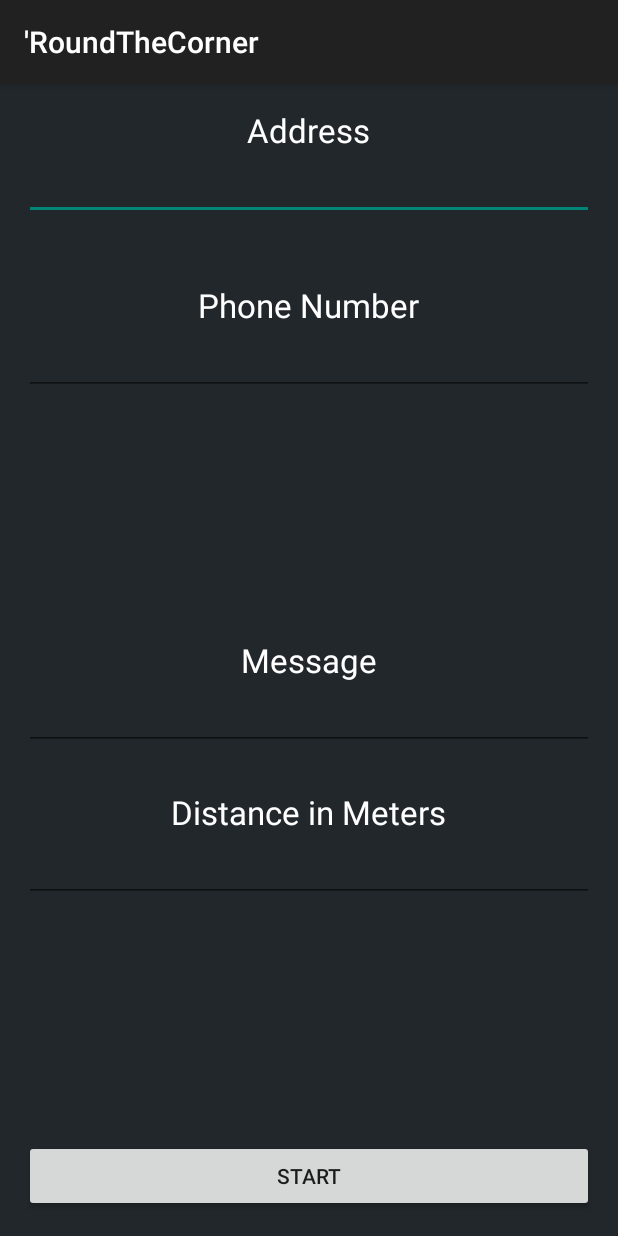
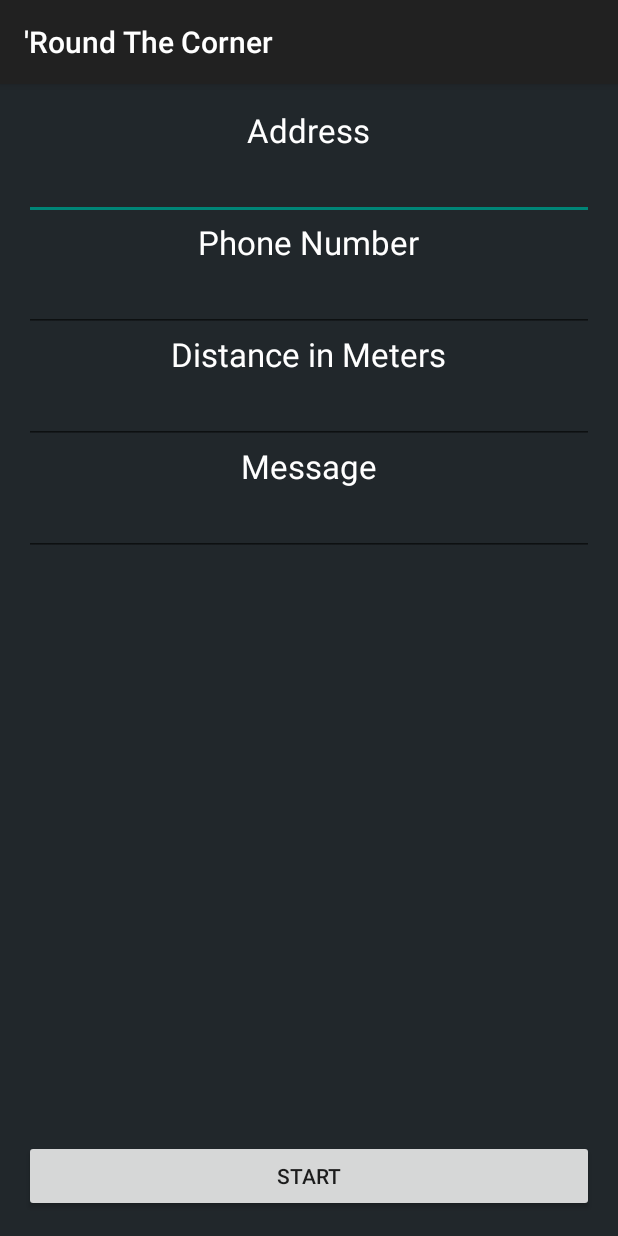
Before and after one commit to StevenPG/RoundTheCorner, an Android app: the screen it shows after launch (MainActivity), on a phone screen of 412 x 824 dp. Run offline under Robolectric (Android 15) with nearby library versions, the phone set to English and light mode, and no system bars.

Commit message:
Updated with bug fixes and text handling feature

```diff
--- a/app/src/main/AndroidManifest.xml
+++ b/app/src/main/AndroidManifest.xml
@@ -1,6 +1,8 @@
 <?xml version="1.0" encoding="utf-8"?>
 <manifest xmlns:android="http://schemas.android.com/apk/res/android"
-    package="com.stevenpg.roundthecorner" >
+    package="com.stevenpg.roundthecorner"
+    android:versionCode="2"
+    android:versionName="1.0.0">
 
     <uses-permission android:name="android.permission.ACCESS_FINE_LOCATION"/>
     <uses-permission android:name="android.permission.ACCESS_COARSE_LOCATION"/>
--- a/app/src/main/res/layout/activity_main.xml
+++ b/app/src/main/res/layout/activity_main.xml
@@ -25,8 +25,7 @@
         android:id="@+id/PhoneNumberLabel"
         android:textColor="#ffffffff"
         android:layout_below="@+id/AddressEdit"
-        android:layout_centerHorizontal="true"
-        android:layout_marginTop="42dp" />
+        android:layout_centerHorizontal="true" />
 
     <TextView
         android:layout_width="wrap_content"
@@ -35,7 +34,7 @@
         android:text="Message"
         android:id="@+id/Message"
         android:textColor="#ffffffff"
-        android:layout_centerVertical="true"
+        android:layout_below="@+id/DistanceEdit"
         android:layout_centerHorizontal="true" />
 
     <TextView
@@ -45,9 +44,8 @@
         android:text="Distance in Meters"
         android:id="@+id/Distance"
         android:textColor="#ffffffff"
-        android:layout_below="@+id/Message"
-        android:layout_centerHorizontal="true"
-        android:layout_marginTop="72dp" />
+        android:layout_below="@+id/PhoneNumberEdit"
+        android:layout_centerHorizontal="true" />
 
     <Button
         android:layout_width="wrap_content"
@@ -65,6 +63,8 @@
         android:layout_width="wrap_content"
         android:layout_height="wrap_content"
         android:id="@+id/AddressEdit"
+        android:maxLines="1"
+        android:inputType="textPostalAddress"
         android:layout_below="@+id/AddressLabel"
         android:layout_alignParentRight="true"
         android:layout_alignParentEnd="true"
@@ -76,6 +76,8 @@
         android:layout_width="wrap_content"
         android:layout_height="wrap_content"
         android:id="@+id/PhoneNumberEdit"
+        android:inputType="number"
+        android:maxLines="1"
         android:layout_below="@+id/PhoneNumberLabel"
         android:layout_alignRight="@+id/AddressEdit"
         android:layout_alignEnd="@+id/AddressEdit"
@@ -87,23 +89,27 @@
     <EditText
         android:layout_width="wrap_content"
         android:layout_height="wrap_content"
-        android:id="@+id/MessageEdit"
-        android:layout_below="@+id/Message"
-        android:layout_alignParentRight="true"
-        android:layout_alignParentEnd="true"
+        android:id="@+id/DistanceEdit"
+        android:inputType="number"
+        android:maxLines="1"
+        android:textColor="#ffffffff"
+        android:layout_below="@+id/Distance"
+        android:layout_alignRight="@+id/MessageEdit"
+        android:layout_alignEnd="@+id/MessageEdit"
         android:layout_alignParentLeft="true"
-        android:layout_alignParentStart="true"
-        android:textColor="#ffffffff" />
+        android:layout_alignParentStart="true" />
 
     <EditText
         android:layout_width="wrap_content"
         android:layout_height="wrap_content"
-        android:id="@+id/DistanceEdit"
-        android:layout_below="@+id/Distance"
-        android:layout_alignRight="@+id/MessageEdit"
-        android:layout_alignEnd="@+id/MessageEdit"
+        android:id="@+id/MessageEdit"
+        android:inputType="text"
+        android:scrollHorizontally="false"
+        android:textColor="#ffffffff"
+        android:layout_below="@+id/Message"
+        android:layout_alignRight="@+id/PhoneNumberEdit"
+        android:layout_alignEnd="@+id/PhoneNumberEdit"
         android:layout_alignParentLeft="true"
-        android:layout_alignParentStart="true"
-        android:textColor="#ffffffff" />
+        android:layout_alignParentStart="true" />
 
 </RelativeLayout>
--- a/app/src/main/res/values/strings.xml
+++ b/app/src/main/res/values/strings.xml
@@ -1,5 +1,5 @@
 <resources>
-    <string name="app_name">\'RoundTheCorner</string>
+    <string name="app_name">\'Round The Corner</string>
     <string name="action_settings">Settings</string>
     <string name="service_name">UpdateService</string>
 </resources>
```
Also changed, not shown: app/src/main/java/com/stevenpg/roundthecorner/MainActivity.java (+6 -7 lines).
